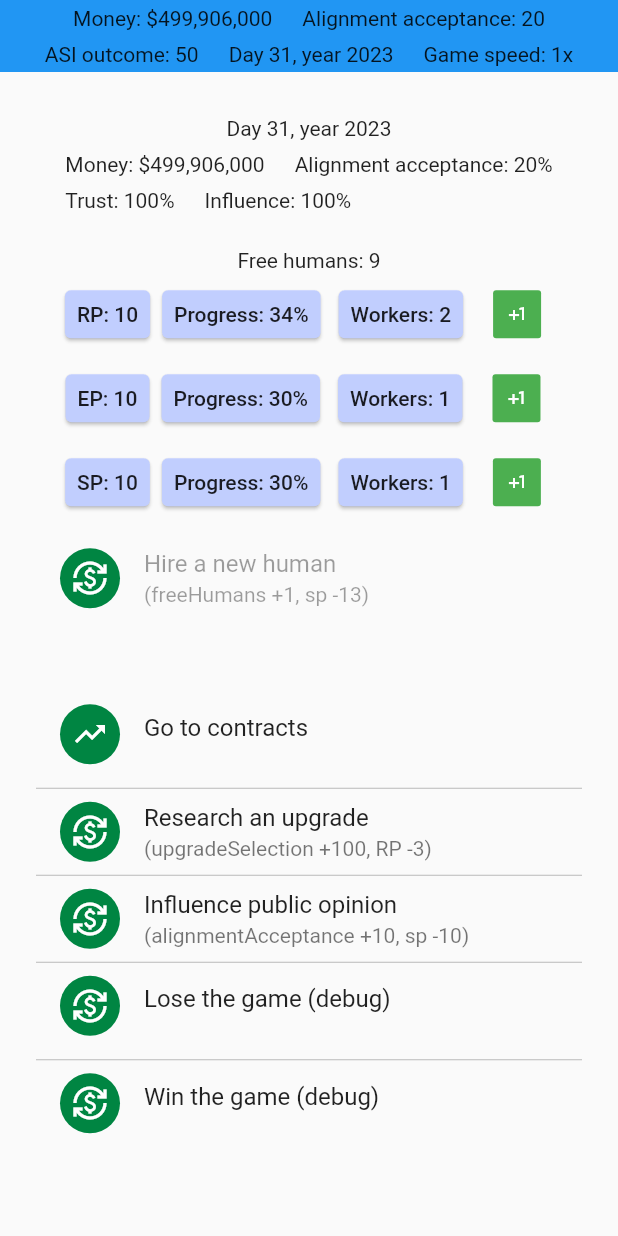
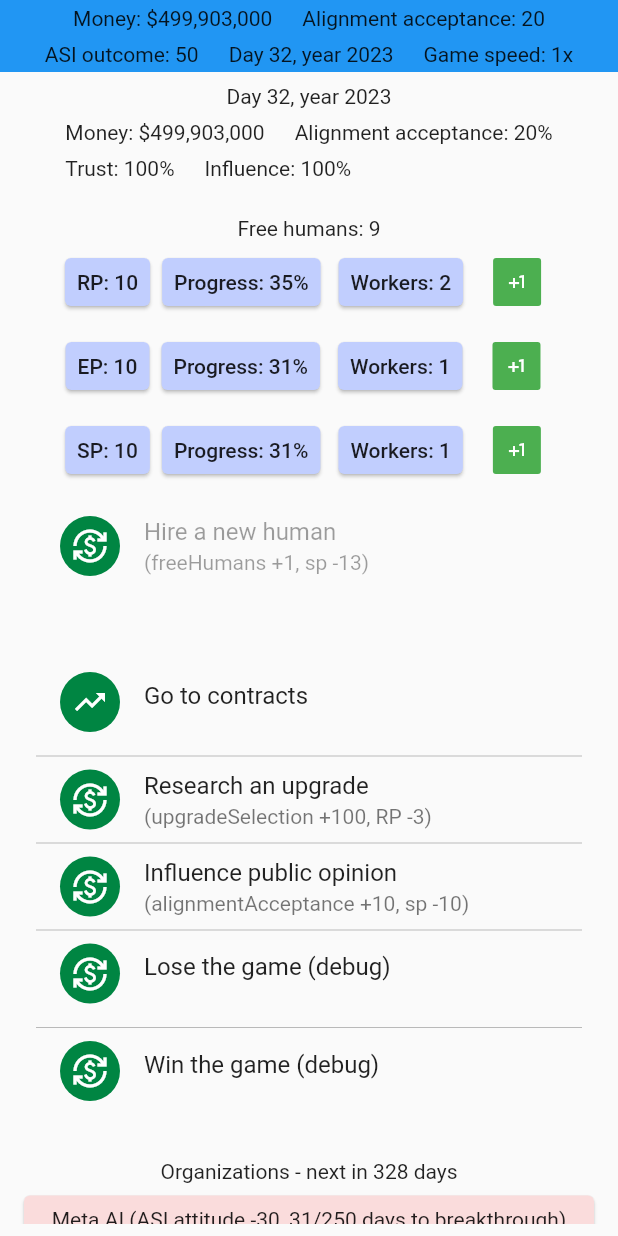
Before and after one commit to mmKALLL/alignment-is-hard, a Flutter app: the screen it shows after launch, after a tap on the "plus one" icon, on a phone screen of 412 x 824 dp. Run offline on Flutter 3.47's test engine with Material 2 defaults, Android fonts, the phone set to English and light mode, and no system bars.

Commit message:
feat: add organization list component
- very dense in information at the moment, but that's kind of the point
- may need more detailed action buttons later on, but for the moment you can only affect their AD

```diff
--- a/lib/logic/actions.dart
+++ b/lib/logic/actions.dart
@@ -155,6 +155,11 @@ class ListenableEvent {
 effectListToString(List<ActionEffect> effects) => effects.map((e) => e.toString()).join(', ');
 
 reduceActionEffects(GameState gs, List<ActionEffect> effects) {
+  // Don't allow the action to go through if any effects have insufficient resources
+  if (effects.any((effect) => !validateActionResourceSufficiency(gs, effect))) {
+    return;
+  }
+
   for (var effect in effects) {
     switch (effect.paramEffected) {
       case Param.currentScreen:
@@ -346,6 +351,7 @@ reduceTimeStep(GameState gs, int timeUsed) {
   }
 
   gs.contracts = mapContractStatus(gs, timeUsed);
+  gs.organizations = mapOrganizationStatus(gs, timeUsed);
   checkWinConditions(gs);
 }
 
@@ -372,6 +378,7 @@ List<Contract> mapContractStatus(GameState gs, int timeUsed) {
 
 List<Organization> mapOrganizationStatus(GameState gs, int timeUsed) {
   return gs.organizations.map((o) {
+    if (!o.active) return o;
     o.turnsSinceLastBreakthrough += timeUsed;
     if (o.turnsSinceLastBreakthrough >= o.breakthroughInterval) {
       handleBreakthrough(gs, o);
@@ -386,7 +393,8 @@ void handleBreakthrough(GameState gs, Organization o) {
   bool isAlignmentBreakthrough = Random().nextInt(100) < alignmentBreakthroughChance;
   int sign = isAlignmentBreakthrough ? 1 : -1;
 
-  List<Feature> eligibleFeatures = o.features.where((f) => f.isAlignmentFeature == isAlignmentBreakthrough && f.level < 5).toList();
+  List<Feature> eligibleFeatures =
+      o.features.where((f) => f.isAlignmentFeature == isAlignmentBreakthrough && f.level < featureMaxLevel).toList();
   if (eligibleFeatures.isEmpty) {
     setOrganizationInactive(o);
     return;
@@ -399,9 +407,10 @@ void handleBreakthrough(GameState gs, Organization o) {
 
   int featureIndex = o.features.indexWhere((element) => element.name == feature.name);
   o.features[featureIndex] = feature;
-  if (feature.level == 5 && eligibleFeatures.length == 1) {
+  if (feature.level == featureMaxLevel && eligibleFeatures.length == 1) {
     setOrganizationInactive(o);
   }
+  // TODO - handle this in a more robust way, currently breakthroughs circumvent the entire action effect reducer
   // TODO - launch an event on breakthrough
 }
 
--- a/lib/logic/game_state.dart
+++ b/lib/logic/game_state.dart
@@ -116,32 +116,22 @@ class GameState {
   int finishedAlignmentContracts = 0;
 
   int getYear() => 1 + (turn / 360).floor();
-  bool isGameOver() =>
-      asiOutcome <= 0 ||
-      alignmentAcceptance <= 0 ||
-      money <= 0; // TODO: Check if game has been lost due to a superintelligent misaligned AI
-  bool isGameWon() =>
-      asiOutcome >= 100 ||
-      alignmentAcceptance >= 100 ||
-      finishedAlignmentContracts >= alignmentContractsNeededToWin; // TODO: Check if game has been won due to a superintelligent aligned AI
+  bool isGameOver() => asiOutcome <= 0 || alignmentAcceptance <= 0 || money <= 0;
+  bool isGameWon() => asiOutcome >= 100 || alignmentAcceptance >= 100 || finishedAlignmentContracts >= alignmentContractsNeededToWin;
 }
 
 class Upgrade {}
 
 class Feature extends Weighted {
   Feature(this.name, this.isAlignmentFeature, int alignmentDisposition, bool isMainFocus) {
-    value = level = Random().nextInt(isMainFocus ? 4 : 2); // Levels range from 0-5
+    value = level = Random().nextInt(2) + (isMainFocus ? 1 : 0); // 1-2 for main focus, 0-1 for others
     weight = (isMainFocus ? 2 : 1) + Random().nextInt(4); // 1-5, chance to pick within the same type of features
   }
 
   final FeatureName name;
   final bool isAlignmentFeature;
 
-  late int level;
-  // late int maxRandomProgress;
-  // late int progress; // 0-100, 100 progress needed to reach the next level.
-  // late int workers;
-  // late double workerDelta;
+  late int level; // Levels range from 0-5
 }
 
 /*
@@ -154,6 +144,29 @@ class Feature extends Weighted {
   automated research (can improve itself to superhuman levels in x turns),
 */
 enum FeatureName { agency, strategy, deception, automation, interpretability, boundedness, predictability, alignment }
+
+String getShortFeatureName(FeatureName name) {
+  switch (name) {
+    case FeatureName.agency:
+      return 'agen.';
+    case FeatureName.strategy:
+      return 'strat.';
+    case FeatureName.deception:
+      return 'dcep.';
+    case FeatureName.automation:
+      return 'auto.';
+    case FeatureName.interpretability:
+      return 'intrp.';
+    case FeatureName.boundedness:
+      return 'bndn.';
+    case FeatureName.predictability:
+      return 'pred.';
+    case FeatureName.alignment:
+      return 'align.';
+  }
+}
+
+const int featureMaxLevel = 5;
 
 List<Feature> createFeatures(int alignmentDisposition, FeatureName mainFocus) {
   Feature createFeature(FeatureName name, bool isAlignmentFeature) {
@@ -171,7 +184,7 @@ List<Feature> createFeatures(int alignmentDisposition, FeatureName mainFocus) {
 class Organization {
   Organization(this.name, this.alignmentDisposition, this.mainFocus, int currentYear) {
     features = createFeatures(alignmentDisposition, mainFocus);
-    breakthroughInterval = 50 + Random().nextInt((1000 / (currentYear + 5)).round());
+    breakthroughInterval = 80 + Random().nextInt((50 + 1000 / (currentYear + 5)).round());
   }
 
   final String name;
--- a/lib/main.dart
+++ b/lib/main.dart
@@ -9,6 +9,7 @@ import 'package:alignment_is_hard/logic/actions.dart';
 import 'package:alignment_is_hard/logic/game_state.dart';
 import 'package:alignment_is_hard/components/resource_display.dart';
 import 'package:alignment_is_hard/views/contracts_view.dart';
+import 'package:alignment_is_hard/views/organizations_view.dart';
 import 'package:flutter/material.dart' hide Action, Actions;
 // import 'package:freezed_annotation/freezed_annotation.dart';
 // import 'package:flutter/foundation.dart';
@@ -129,7 +130,8 @@ class _MainComponentState extends State<MainComponent> {
     // axis because Columns are vertical (the cross axis would be
     // horizontal).
     Widget mainWidget = gs.currentScreen == Screen.ingame
-        ? Column(
+        ? ListView(children: [
+            Column(
               mainAxisAlignment: MainAxisAlignment.center,
               children: <Widget>[
                 ResourceDisplay(
@@ -140,9 +142,11 @@ class _MainComponentState extends State<MainComponent> {
                   height: 8,
                 ),
                 HumanAllocation(gs: gs, handleAction: handleAction),
-              GameScreenActionButtons(gs, handleAction)
+                GameScreenActionButtons(gs, handleAction),
+                OrganizationsView(gs, handleAction),
               ],
-          )
+            ),
+          ])
         // Game over and victory screens
         : gs.currentScreen == Screen.gameOver
             ? Column(mainAxisAlignment: MainAxisAlignment.center, children: [
--- /dev/null
+++ b/lib/views/organizations_view.dart
@@ -0,0 +1,109 @@
+import 'package:alignment_is_hard/logic/actions.dart';
+import 'package:alignment_is_hard/logic/game_state.dart';
+import 'package:flutter/material.dart' hide Action, Actions;
+
+class OrganizationsView extends StatelessWidget {
+  const OrganizationsView(this.gs, this.handleAction, [key]) : super(key: key);
+
+  final GameState gs;
+  final Function handleAction;
+
+  @override
+  Widget build(BuildContext context) {
+    final List<Organization> organizations = gs.organizations;
+    final List<Widget> organizationWidgets = organizations
+        .map((organization) => OrganizationWidget(organizations.indexOf(organization), gs, organization, handleAction))
+        .toList();
+    return Center(
+        child: Column(
+      children: [
+        Text('Organizations - next in ${360 - (gs.turn % 360)} days'),
+        ...organizationWidgets,
+      ],
+    ));
+  }
+}
+
+class OrganizationWidget extends StatelessWidget {
+  const OrganizationWidget(this.index, this.gs, this.organization, this.handleAction, {Key? key}) : super(key: key);
+
+  final int index;
+  final GameState gs;
+  final Organization organization;
+  final Function handleAction;
+
+  get color => null;
+
+  @override
+  Widget build(BuildContext context) {
+    final actions = Actions(gs);
+    final ad = organization.alignmentDisposition;
+    return Container(
+        padding: const EdgeInsets.all(4),
+        width: MediaQuery.of(context).size.width - 8,
+        height: 100,
+        child: Card(
+            // clipBehavior is necessary because, without it, the InkWell's animation
+            // will extend beyond the rounded edges of the [Card] (see https://github.com/flutter/flutter/issues/109776)
+            // This comes with a small performance cost, and you should not set [clipBehavior]
+            // unless you need it.
+            clipBehavior: Clip.hardEdge,
+            color: Color.fromRGBO(220 + (ad < 0 ? -ad : 0), 220 + (ad > 0 ? ad : 0), 220, 1),
+            child: InkWell(
+                splashColor: Colors.blue.withAlpha(30),
+                onTap: () {
+                  handleAction(actions.influenceOrganizationAlignmentDisposition(index));
+                },
+                child: Container(
+                    padding: const EdgeInsets.all(8),
+                    child: Column(mainAxisSize: MainAxisSize.min, children: [
+                      Text(
+                          '${organization.name} (ASI attitude ${organization.alignmentDisposition}, ${organization.turnsSinceLastBreakthrough}/${organization.breakthroughInterval} days to breakthrough)'),
+                      const SizedBox(height: 8),
+                      Wrap(
+                          alignment: WrapAlignment.center,
+                          runAlignment: WrapAlignment.center,
+                          crossAxisAlignment: WrapCrossAlignment.center,
+                          spacing: 10,
+                          runSpacing: 8,
+                          children: organization.features
+                              .map((feature) => FeatureDisplay(feature, organization.mainFocus == feature.name))
+                              .toList()),
+                    ])))));
+  }
+}
+
+class FeatureDisplay extends StatelessWidget {
+  const FeatureDisplay(this.feature, this.isMainFocus, [key]) : super(key: key);
+
+  final Feature feature;
+  final bool isMainFocus;
+
+  @override
+  Widget build(BuildContext context) {
+    return IntrinsicWidth(
+        child: Row(children: [
+      Container(
+          width: 40,
+          height: 16,
+          margin: const EdgeInsets.only(right: 4),
+          color: isMainFocus ? Color.fromARGB(48, 94, 99, 255) : null,
+          child: Text(getShortFeatureName(feature.name))),
+      ...List.generate(
+          featureMaxLevel,
+          (index) => Container(
+                width: 8,
+                height: 8,
+                margin: const EdgeInsets.only(right: 1),
+                decoration: BoxDecoration(
+                  border: Border.all(color: Colors.black),
+                  color: index < feature.level
+                      ? feature.isAlignmentFeature
+                          ? Colors.green
+                          : Colors.red
+                      : Colors.white12,
+                ),
+              )),
+    ]));
+  }
+}
```
Lines whose indentation alone changed are shown as unchanged.
